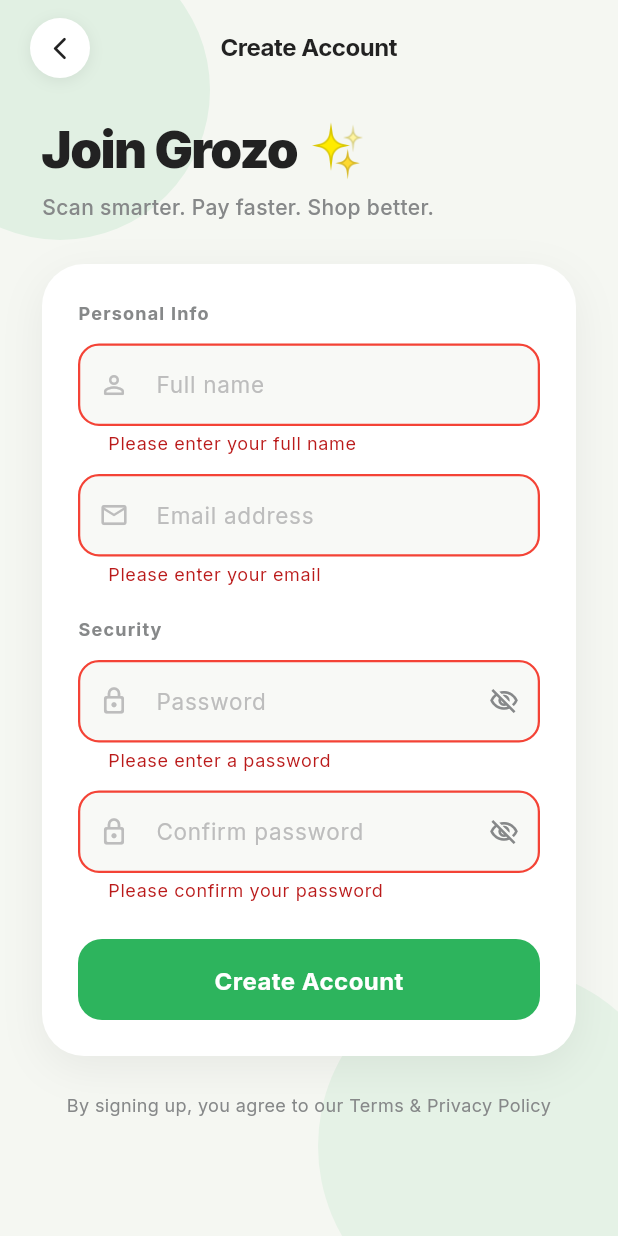
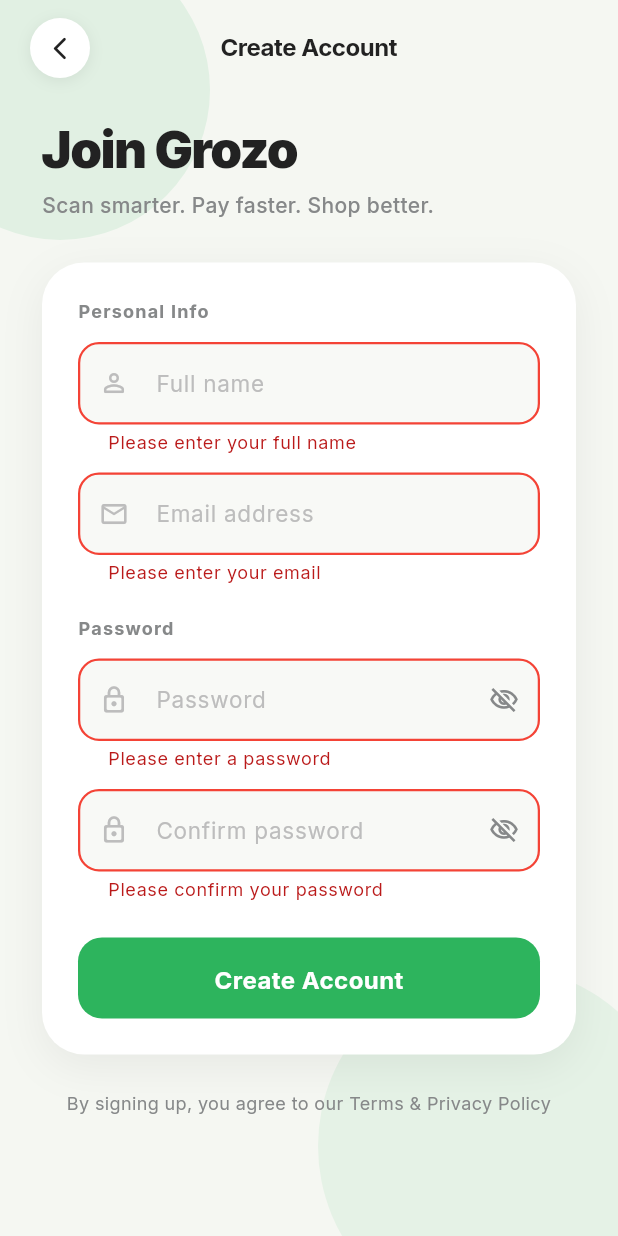
Before and after one commit to saurabhu366-boop/Grozo, a Flutter app: the SignupScreen screen opened directly, after a tap on "Create Account", on a phone screen of 412 x 824 dp. Run offline on Flutter 3.47's test engine with Material 3 defaults, Android fonts, the phone set to English and light mode, and no system bars; our stand-ins replace google_fonts, google_generative_ai, shared_preferences; missing offline and left inert: mobile_scanner; accounts and stored records are empty; network calls fail.

Commit message:
git commit -m"updated files"

```diff
--- a/lib/screens/home_section.dart
+++ b/lib/screens/home_section.dart
@@ -80,7 +80,7 @@
             children: [
               Text.rich(
                 TextSpan(
-                  text: 'Morning, ',
+                  text: 'Hello, ',
                   style: const TextStyle(
                     fontSize: 28,
                     fontWeight: FontWeight.bold,
@@ -195,7 +195,7 @@
                 crossAxisAlignment: CrossAxisAlignment.start,
                 children: [
                   Text(
-                    'Grozo AI✨',
+                    'Grozo AI',
                     style: TextStyle(
                         fontWeight: FontWeight.bold,
                         color: AppColors.textOnBlack,
--- a/lib/screens/signup_screen.dart
+++ b/lib/screens/signup_screen.dart
@@ -154,7 +154,7 @@
 
                             // ── Headline ──────────────────────────
                             Text(
-                              'Join Grozo ✨',
+                              'Join Grozo ',
                               style: TextStyle(
                                 fontSize: 34,
                                 fontWeight: FontWeight.w900,
@@ -230,7 +230,7 @@
                                     ),
 
                                     const SizedBox(height: 20),
-                                    _SectionLabel(label: 'Security'),
+                                    _SectionLabel(label: 'Password'),
                                     const SizedBox(height: 12),
 
                                     // Password
```
Also changed, not shown: lib/screens/checkout_screen.dart (+12 -12 lines).
